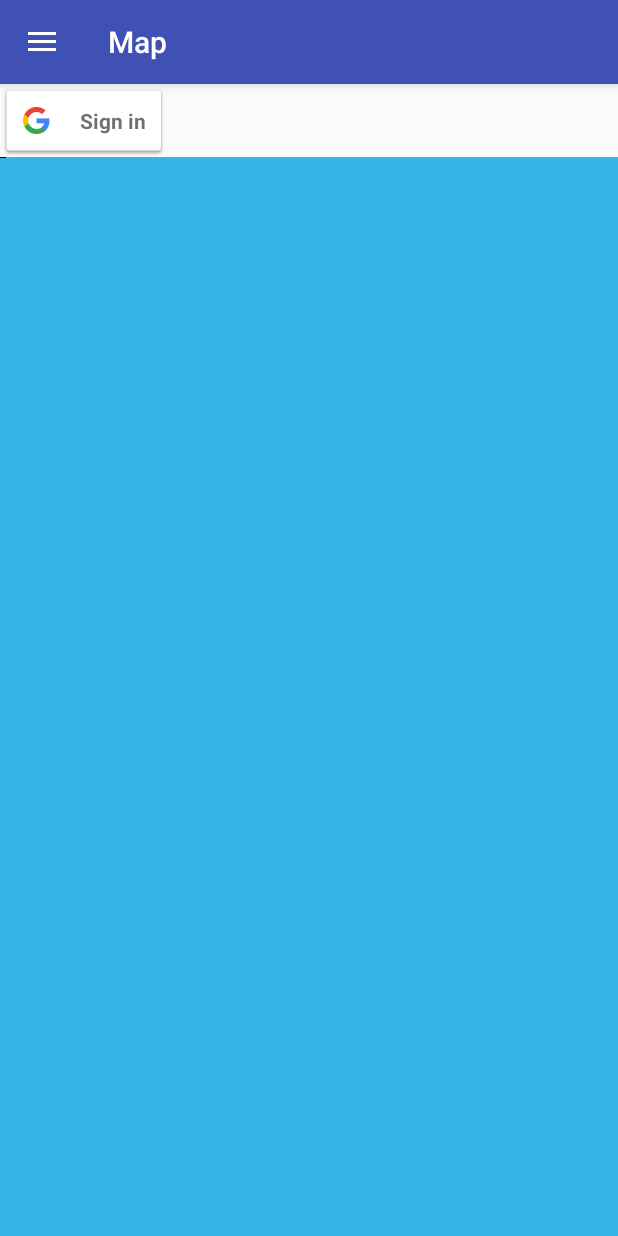
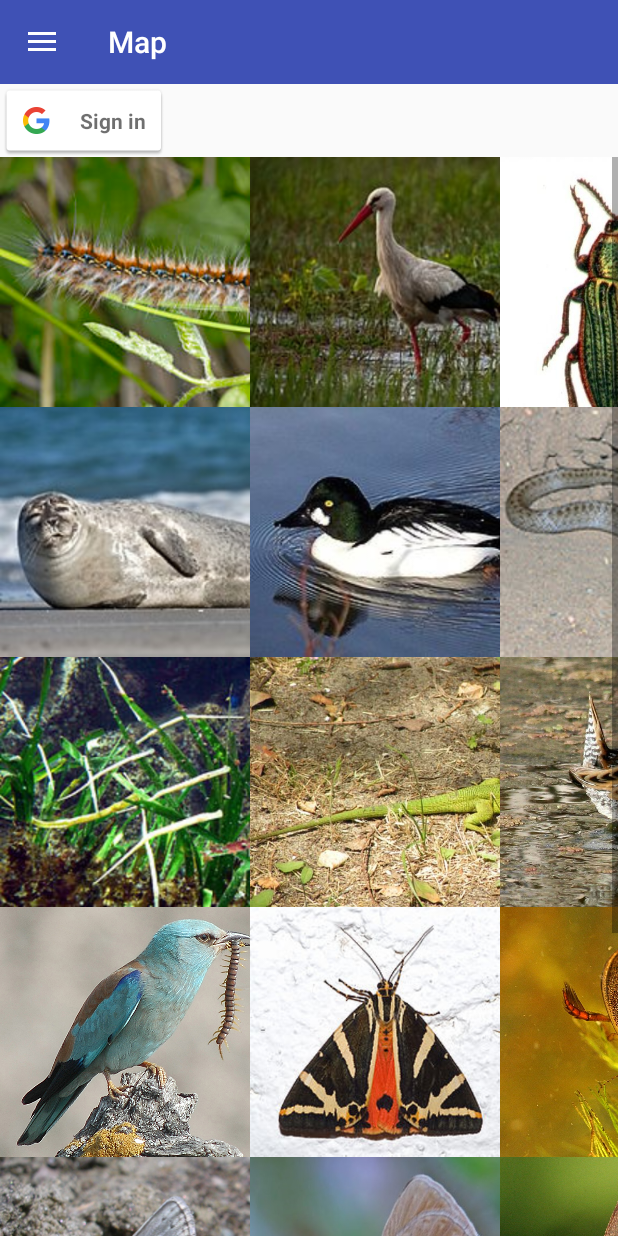
Before and after one commit to PawelWrzask/map-interfaces, an Android app: the screen it shows after launch (MainActivity), in the side drawer, after a tap on "Discover", on a phone screen of 412 x 824 dp. Run offline under Robolectric (Android 15) with nearby library versions, the phone set to English and light mode, and no system bars; our stand-ins replace Firebase (no records; nobody signed in at launch, a user with empty details on screens opened directly); libraries missing offline, so code that uses them is left out: com.google.maps.android.

```diff
--- a/app/src/main/AndroidManifest.xml
+++ b/app/src/main/AndroidManifest.xml
@@ -19,7 +19,9 @@
         android:label="@string/app_name"
         android:roundIcon="@mipmap/ic_launcher_round"
         android:supportsRtl="true"
-        android:theme="@style/AppTheme">
+        android:theme="@style/AppTheme"
+        android:hardwareAccelerated="false"
+        android:largeHeap="true">
 
         <!--
              The API key for Google Maps-based APIs is defined as a string resource.
--- a/app/src/main/java/jm/maps/view/FragmentDiscover.java
+++ b/app/src/main/java/jm/maps/view/FragmentDiscover.java
@@ -3,12 +3,17 @@ package jm.maps.view;
 import android.app.Activity;
 import android.content.Context;
 import android.content.pm.ActivityInfo;
+import android.content.res.AssetManager;
+import android.content.res.Resources;
 import android.graphics.Bitmap;
 import android.graphics.BitmapFactory;
 import android.graphics.drawable.Drawable;
+import android.net.Uri;
 import android.os.Bundle;
 import android.support.annotation.Nullable;
 import android.support.v4.app.Fragment;
+import android.text.Layout;
+import android.util.Log;
 import android.view.Gravity;
 import android.view.LayoutInflater;
 import android.view.View;
@@ -30,68 +35,134 @@ import jm.maps.R;
 public class FragmentDiscover extends Fragment {
 
     Context context;
-    private LinearLayout mainTable;
+    private TableLayout mainTable;
     List<Integer> animalsList;
 
-    static final String[] EXTENSIONS = new String[]{
-            "jpg", "png", "bmp"
-    };
+
 
     @Nullable
     @Override
     public View onCreateView(LayoutInflater inflater, @Nullable ViewGroup container, @Nullable Bundle savedInstanceState) {
-
         View view = inflater.inflate(R.layout.fragment_discover, container, false);
 
         mainTable = view.findViewById(R.id.TableRow02);
         context = mainTable.getContext();
 
         loadAnimals();
+        Resources resources = context.getResources();
 
-
-
-        for(int i = 0 ; i < 6 ; i++){
+        int rows = 6;
+        int columns = 6;
+        for(int i = 0 ; i < rows ; i++){
+            TableRow tableRow = new TableRow(getActivity());
+            for(int j = 0 ; j < columns ; j++){
                 ImageView newImage = new ImageView(getActivity());
 
-            Bitmap originalBmp = BitmapFactory.decodeResource(context.getResources(), animalsList.get(0));
-            int imageSize = originalBmp.getWidth() > originalBmp.getWidth() ? originalBmp.getWidth() : originalBmp.getWidth();
+                BitmapFactory.Options options = new BitmapFactory.Options();
+                options.inJustDecodeBounds = true;
+                options.inSampleSize = 3;
+
+                Bitmap originalBmp = BitmapFactory.decodeResource(context.getResources(), animalsList.get(i*columns+j));
+                int imageSize = originalBmp.getWidth() > originalBmp.getHeight() ? originalBmp.getHeight() : originalBmp.getWidth();
                 Bitmap croppedBmp = Bitmap.createBitmap(originalBmp, 0, 0, imageSize, imageSize);
 
 
                 newImage.setImageBitmap(croppedBmp);
                 newImage.setMaxHeight(250);
                 newImage.setMaxWidth(250);
-            newImage.layout(150,150,150,150);
                 newImage.setAdjustViewBounds(true);
-            mainTable.addView(newImage);
+                tableRow.addView(newImage);
+            }
+            mainTable.addView(tableRow);
         }
 
 
         return view;
     }
 
-    private void loadAnimals() {
-        File dir = new File("res");
-        File[] filelist = dir.listFiles(IMAGE_FILTER);
-        animalsList = new ArrayList();
+    private void loadAnimals(){
+        animalsList = new ArrayList<>();
 
-        for (File f : filelist) { // do your stuff here }
-            //animalsList.add(Drawable.createFromPath(f.getPath()));
-        }
+        animalsList.add(R.drawable.barczatka_kataks);
+        animalsList.add(R.drawable.bocian_bialy);
+        animalsList.add(R.drawable.bogatek_wspanialy);
+        animalsList.add(R.drawable.czerwonczyk_fioletek);
+        animalsList.add(R.drawable.dymowka);
+        animalsList.add(R.drawable.dzierzba_rudoglowa);
+        animalsList.add(R.drawable.foka_pospolita);
+        animalsList.add(R.drawable.gagol);
+        animalsList.add(R.drawable.ggniewosz_plamisty);
+        animalsList.add(R.drawable.gluszec_zwyczajny);
+        animalsList.add(R.drawable.gorowka_sudecka);
+        animalsList.add(R.drawable.iglica_mala);
+        animalsList.add(R.drawable.iglicznia);
+        animalsList.add(R.drawable.jaszczurka_zielona);
+        animalsList.add(R.drawable.karliczka_zwyczajna);
+        animalsList.add(R.drawable.koszatka_lesna);
+        animalsList.add(R.drawable.kozica_polnocna);
+        animalsList.add(R.drawable.krakwa);
+        animalsList.add(R.drawable.kraska_zwyczajna);
+        animalsList.add(R.drawable.krasopani_hera);
+        animalsList.add(R.drawable.kreslinek_nizinny);
+        animalsList.add(R.drawable.kukulka_czubata);
+        animalsList.add(R.drawable.modliszka_zwyczajna);
+        animalsList.add(R.drawable.modraszek_arion);
+        animalsList.add(R.drawable.modraszek_eros);
+        animalsList.add(R.drawable.modraszek_gniady);
+        animalsList.add(R.drawable.modraszek_nausitous);
+        animalsList.add(R.drawable.modraszek_telejus);
+        animalsList.add(R.drawable.nerpa_obraczkowana);
+        animalsList.add(R.drawable.niedzwiedz_brunatny);
+        animalsList.add(R.drawable.niepylak_apollo);
+        animalsList.add(R.drawable.niepylak_mnemozyna);
+        animalsList.add(R.drawable.nocek_brandta);
+        animalsList.add(R.drawable.nocek_duzy);
+        animalsList.add(R.drawable.norka_europejska);
+        animalsList.add(R.drawable.nur_czarnoszyi);
+        animalsList.add(R.drawable.nurzyk_polarny);
+        animalsList.add(R.drawable.plaskonos_zwyczajny);
+        animalsList.add(R.drawable.pliszka_siwa);
+        animalsList.add(R.drawable.plywak_szerokobrzezek);
+        animalsList.add(R.drawable.podkowiec_duzy);
+        animalsList.add(R.drawable.przeplatka_aurinia);
+        animalsList.add(R.drawable.przeplatka_maturna);
+        animalsList.add(R.drawable.rys_euroazjatycki);
+        animalsList.add(R.drawable.rzekotka_drzewna);
+        animalsList.add(R.drawable.sep_plowy);
+        animalsList.add(R.drawable.sikora_lazurowa);
+        animalsList.add(R.drawable.slepowron_zwyczajny);
+        animalsList.add(R.drawable.smuzka_lesna);
+        animalsList.add(R.drawable.smuzka_stepowa);
+        animalsList.add(R.drawable.strzepotek_edypus);
+        animalsList.add(R.drawable.strzepotek_hero);
+        animalsList.add(R.drawable.susel_moregowany);
+        animalsList.add(R.drawable.susel_perelkowany);
+        animalsList.add(R.drawable.swistak_tatrzanski);
+        animalsList.add(R.drawable.swistun_zwyczajny);
+        animalsList.add(R.drawable.swistun_zwyczajny);
+        animalsList.add(R.drawable.szarytka_morska);
+        animalsList.add(R.drawable.tecznik_ziarenkowaty);
+        animalsList.add(R.drawable.traszka_grzebieniasta);
+        animalsList.add(R.drawable.traszka_karpacka);
+        animalsList.add(R.drawable.trzepla_zielona);
+        animalsList.add(R.drawable.warzecha_zwyczajna);
+        animalsList.add(R.drawable.wasatka);
+        animalsList.add(R.drawable.wilk_szary);
+        animalsList.add(R.drawable.wwaz_eskulapa);
+        animalsList.add(R.drawable.zaba_moczarowa);
+        animalsList.add(R.drawable.zadrzechnia_czarnoroga);
+        animalsList.add(R.drawable.zagnica_zielona);
+        animalsList.add(R.drawable.zajac_bielak);
+        animalsList.add(R.drawable.zalotka_bialoczelna);
+        animalsList.add(R.drawable.zbik_europejski);
+        animalsList.add(R.drawable.zimorodek_zwyczajny);
+        animalsList.add(R.drawable.zolednica_europejska);
+        animalsList.add(R.drawable.zolna_zwyczajna);
+        animalsList.add(R.drawable.zolw_blotny);
+        animalsList.add(R.drawable.zubr_europejski);
     }
 
-        static final FilenameFilter IMAGE_FILTER = new FilenameFilter() {
 
-            @Override
-            public boolean accept(final File dir, final String name) {
-                for (final String ext : EXTENSIONS) {
-                    if (name.endsWith("." + ext)) {
-                        return (true);
-                    }
-                }
-                return (false);
-            }
-        };
 
 
     private TableRow createRow(int y) {
--- a/app/src/main/res/layout/fragment_discover.xml
+++ b/app/src/main/res/layout/fragment_discover.xml
@@ -6,14 +6,18 @@
     android:paddingTop="0dp"
     android:paddingBottom="0dp"
     android:background="@android:color/holo_blue_light">
-
-    <LinearLayout
-        android:id="@+id/TableRow02"
-        android:orientation="horizontal"
-        android:background="#f6000000"
-
+    <ScrollView
         android:layout_width="wrap_content"
         android:layout_height="wrap_content">
-    </LinearLayout>
+        <TableLayout
+            android:id="@+id/TableRow02"
+            android:orientation="horizontal"
+            android:background="#f6000000"
+
+            android:layout_width="wrap_content"
+            android:layout_height="wrap_content">
+        </TableLayout>
+    </ScrollView>
+
 
 </RelativeLayout>
```
Lines whose indentation alone changed are shown as unchanged.
